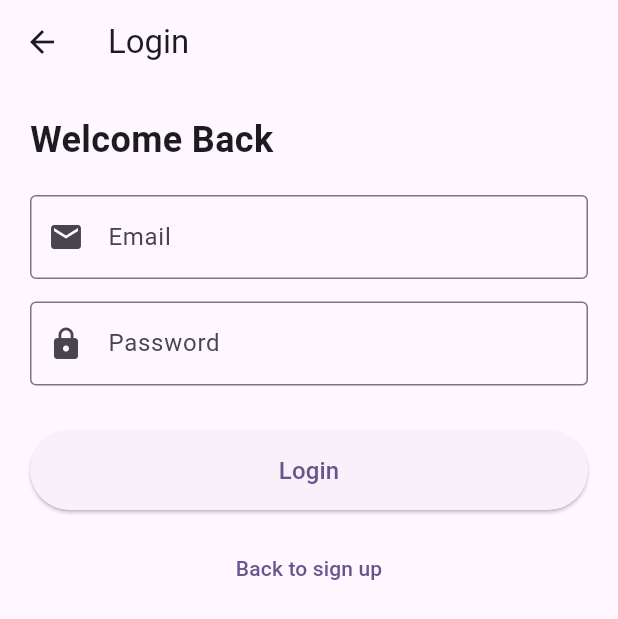
After one commit to jim-maina/Campus_housing, a Flutter app: the screen it shows after launch, after a tap on "Already have an account? Login", on a phone screen of 412 x 824 dp. The commit adds this screen. Shown: the top 619 px of the screen. Run offline on Flutter 3.47's test engine with Material 3 defaults, Android fonts, the phone set to English and light mode, and no system bars.

Commit message:
Remove student listing ability and add login page for existing accounts

```diff
--- a/lib/providers/auth_provider.dart
+++ b/lib/providers/auth_provider.dart
@@ -79,6 +79,36 @@ class AuthProvider extends ChangeNotifier {
     }
   }
 
+  /// Login an existing user
+  /// In a real app, this would verify against a backend database
+  Future<bool> login({
+    required String email,
+    required String password,
+  }) async {
+    try {
+      // TODO: In production, call to backend to verify credentials
+      // For demo purposes, we'll accept any email/password combo
+      // In reality, you'd hash and compare passwords from a database
+
+      final id = DateTime.now().millisecondsSinceEpoch.toString();
+
+      // For now, assume they're a student on login
+      // In production, you'd fetch their actual user type from the backend
+      _currentUser = Student(
+        id: id,
+        email: email,
+        password: password,
+        phone: '+254xxx', // Would come from backend
+      );
+
+      notifyListeners();
+      return true;
+    } catch (e) {
+      print('Login error: $e');
+      return false;
+    }
+  }
+
   /// Logout the current user
   void logout() {
     _currentUser = null;
--- /dev/null
+++ b/lib/screens/login.dart
@@ -0,0 +1,150 @@
+import 'package:flutter/material.dart';
+import 'package:provider/provider.dart';
+import '../providers/auth_provider.dart';
+import '../screens/listings_feed.dart';
+
+/// LoginPage allows existing users to log back into their account
+class LoginPage extends StatefulWidget {
+  const LoginPage({super.key});
+
+  @override
+  State<LoginPage> createState() => _LoginPageState();
+}
+
+class _LoginPageState extends State<LoginPage> {
+  final _formKey = GlobalKey<FormState>();
+  final _emailController = TextEditingController();
+  final _passwordController = TextEditingController();
+  bool _isLoading = false;
+
+  @override
+  void dispose() {
+    _emailController.dispose();
+    _passwordController.dispose();
+    super.dispose();
+  }
+
+  Future<void> _handleLogin() async {
+    if (!_formKey.currentState!.validate()) {
+      return;
+    }
+
+    setState(() => _isLoading = true);
+
+    try {
+      final success = await context.read<AuthProvider>().login(
+        email: _emailController.text.trim(),
+        password: _passwordController.text,
+      );
+
+      if (success && mounted) {
+        ScaffoldMessenger.of(context).showSnackBar(
+          const SnackBar(
+            content: Text('Login successful!'),
+            backgroundColor: Colors.green,
+          ),
+        );
+
+        Navigator.of(context).pushReplacement(
+          MaterialPageRoute(builder: (_) => const ListingsFeedPage()),
+        );
+      } else if (mounted) {
+        ScaffoldMessenger.of(context).showSnackBar(
+          const SnackBar(
+            content: Text('Invalid email or password'),
+            backgroundColor: Colors.red,
+          ),
+        );
+      }
+    } catch (e) {
+      if (mounted) {
+        ScaffoldMessenger.of(context).showSnackBar(
+          SnackBar(content: Text('Error: $e')),
+        );
+      }
+    } finally {
+      if (mounted) {
+        setState(() => _isLoading = false);
+      }
+    }
+  }
+
+  @override
+  Widget build(BuildContext context) {
+    return Scaffold(
+      appBar: AppBar(title: const Text('Login')),
+      body: SingleChildScrollView(
+        padding: const EdgeInsets.all(20.0),
+        child: Form(
+          key: _formKey,
+          child: Column(
+            crossAxisAlignment: CrossAxisAlignment.stretch,
+            children: [
+              const Text(
+                'Welcome Back',
+                style: TextStyle(fontSize: 24, fontWeight: FontWeight.bold),
+              ),
+              const SizedBox(height: 20),
+
+              // Email Field
+              TextFormField(
+                controller: _emailController,
+                decoration: const InputDecoration(
+                  labelText: 'Email',
+                  hintText: 'you@example.com',
+                  border: OutlineInputBorder(),
+                  prefixIcon: Icon(Icons.email),
+                ),
+                validator: (value) {
+                  if (value?.isEmpty ?? true) return 'Email is required';
+                  if (!value!.contains('@')) return 'Invalid email format';
+                  return null;
+                },
+              ),
+              const SizedBox(height: 15),
+
+              // Password Field
+              TextFormField(
+                controller: _passwordController,
+                obscureText: true,
+                decoration: const InputDecoration(
+                  labelText: 'Password',
+                  hintText: 'Your password',
+                  border: OutlineInputBorder(),
+                  prefixIcon: Icon(Icons.lock),
+                ),
+                validator: (value) {
+                  if (value?.isEmpty ?? true) return 'Password is required';
+                  return null;
+                },
+              ),
+              const SizedBox(height: 30),
+
+              // Login Button
+              ElevatedButton(
+                onPressed: _isLoading ? null : _handleLogin,
+                style: ElevatedButton.styleFrom(
+                  padding: const EdgeInsets.symmetric(vertical: 15),
+                ),
+                child: _isLoading
+                    ? const SizedBox(
+                        height: 20,
+                        width: 20,
+                        child: CircularProgressIndicator(strokeWidth: 2),
+                      )
+                    : const Text('Login', style: TextStyle(fontSize: 16)),
+              ),
+              const SizedBox(height: 15),
+
+              // Back to Role Selector
+              TextButton(
+                onPressed: () => Navigator.pop(context),
+                child: const Text('Back to sign up'),
+              ),
+            ],
+          ),
+        ),
+      ),
+    );
+  }
+}
--- a/lib/screens/role_selector.dart
+++ b/lib/screens/role_selector.dart
@@ -1,9 +1,10 @@
 import 'package:flutter/material.dart';
 import '../screens/signup_student.dart';
 import '../screens/signup_landlord.dart';
+import '../screens/login.dart';
 
 /// RoleSelectorPage is the entry point where users choose between
-/// signing up as a Student or Landlord
+/// signing up as a Student or Landlord, or logging in
 class RoleSelectorPage extends StatelessWidget {
   const RoleSelectorPage({super.key});
 
@@ -54,6 +55,28 @@ class RoleSelectorPage extends StatelessWidget {
                     ),
                   );
                 },
+              ),
+
+              const SizedBox(height: 40),
+
+              // Login Link
+              GestureDetector(
+                onTap: () {
+                  Navigator.push(
+                    context,
+                    MaterialPageRoute(
+                      builder: (_) => const LoginPage(),
+                    ),
+                  );
+                },
+                child: const Text(
+                  'Already have an account? Login',
+                  style: TextStyle(
+                    color: Colors.deepPurple,
+                    fontWeight: FontWeight.bold,
+                    fontSize: 14,
+                  ),
+                ),
               ),
             ],
           ),
```
Also changed, not shown: lib/screens/listings_feed.dart (+4 -9 lines).
